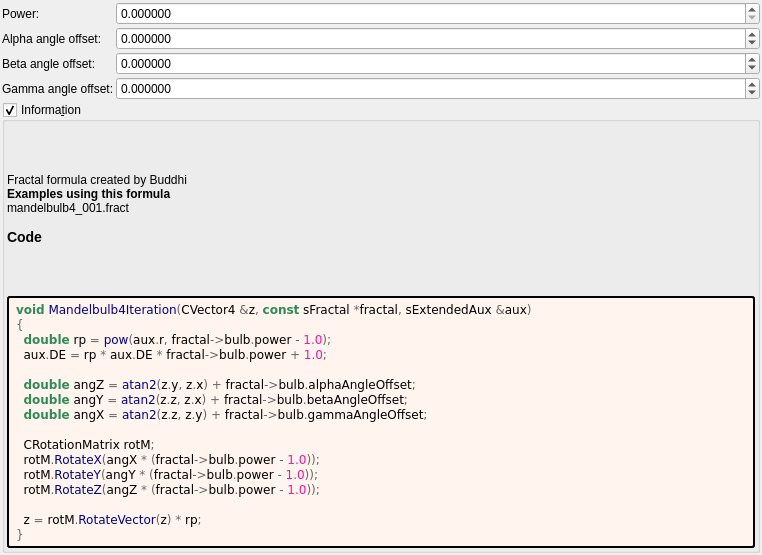
Above: mandelbulber2/formula/ui/mandelbulb4.ui from buddhi1980/mandelbulber2 before the change. Below: the same form after it.
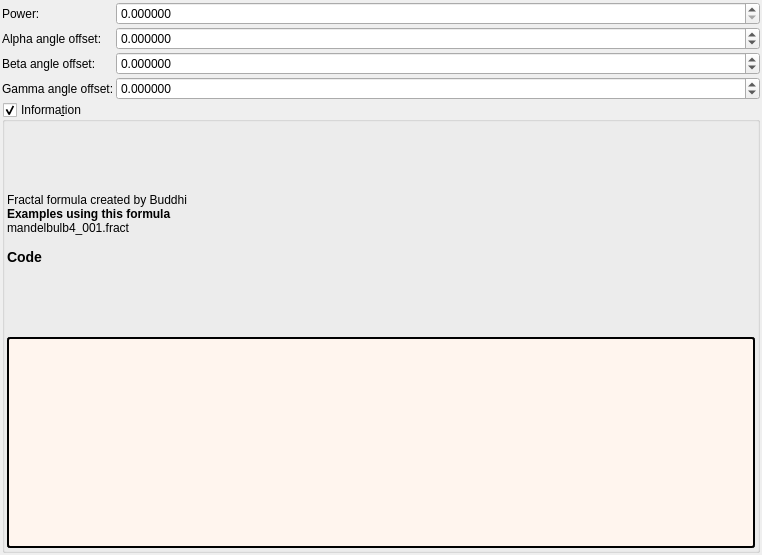
That is the form after the change. Custom widgets are drawn as their Qt base class.

Diff of the .ui file:
```diff
--- a/mandelbulber2/formula/ui/mandelbulb4.ui
+++ b/mandelbulber2/formula/ui/mandelbulb4.ui
@@ -227,25 +227,7 @@
          <string notr="true">border-style: outset; border-width: 2px; border-radius: 3px; border-color: black; background-color: #fff5ee; padding: 4px;</string>
         </property>
         <property name="text">
-         <string notr="true">&lt;body style=&quot;background-color:#fff5ee&quot;&gt;
-&lt;pre style=&quot;color:#000000; background-color:#fff5ee;  font-family:'Courier New',monospace;&quot;&gt;&lt;span style=&quot;color:#2e8b57; font-weight:bold&quot;&gt;void&lt;/span&gt; &lt;span style=&quot;color:#00008f&quot;&gt;Mandelbulb4Iteration&lt;/span&gt;&lt;span style=&quot;color:#676767&quot;&gt;(&lt;/span&gt;CVector4 &lt;span style=&quot;color:#676767&quot;&gt;&amp;amp;&lt;/span&gt;z&lt;span style=&quot;color:#676767&quot;&gt;,&lt;/span&gt; &lt;span style=&quot;color:#2e8b57; font-weight:bold&quot;&gt;const&lt;/span&gt; sFractal &lt;span style=&quot;color:#676767&quot;&gt;*&lt;/span&gt;fractal&lt;span style=&quot;color:#676767&quot;&gt;,&lt;/span&gt; sExtendedAux &lt;span style=&quot;color:#676767&quot;&gt;&amp;amp;&lt;/span&gt;aux&lt;span style=&quot;color:#676767&quot;&gt;)&lt;/span&gt;
-&lt;span style=&quot;color:#676767&quot;&gt;{&lt;/span&gt;
-  &lt;span style=&quot;color:#2e8b57; font-weight:bold&quot;&gt;double&lt;/span&gt; rp &lt;span style=&quot;color:#676767&quot;&gt;=&lt;/span&gt; &lt;span style=&quot;color:#00008f&quot;&gt;pow&lt;/span&gt;&lt;span style=&quot;color:#676767&quot;&gt;(&lt;/span&gt;aux&lt;span style=&quot;color:#676767&quot;&gt;.&lt;/span&gt;r&lt;span style=&quot;color:#676767&quot;&gt;,&lt;/span&gt; fractal&lt;span style=&quot;color:#676767&quot;&gt;-&amp;gt;&lt;/span&gt;bulb&lt;span style=&quot;color:#676767&quot;&gt;.&lt;/span&gt;power &lt;span style=&quot;color:#676767&quot;&gt;-&lt;/span&gt; &lt;span style=&quot;color:#ff1493&quot;&gt;1.0&lt;/span&gt;&lt;span style=&quot;color:#676767&quot;&gt;);&lt;/span&gt;
-  aux&lt;span style=&quot;color:#676767&quot;&gt;.&lt;/span&gt;DE &lt;span style=&quot;color:#676767&quot;&gt;=&lt;/span&gt; rp &lt;span style=&quot;color:#676767&quot;&gt;*&lt;/span&gt; aux&lt;span style=&quot;color:#676767&quot;&gt;.&lt;/span&gt;DE &lt;span style=&quot;color:#676767&quot;&gt;*&lt;/span&gt; fractal&lt;span style=&quot;color:#676767&quot;&gt;-&amp;gt;&lt;/span&gt;bulb&lt;span style=&quot;color:#676767&quot;&gt;.&lt;/span&gt;power &lt;span style=&quot;color:#676767&quot;&gt;+&lt;/span&gt; &lt;span style=&quot;color:#ff1493&quot;&gt;1.0&lt;/span&gt;&lt;span style=&quot;color:#676767&quot;&gt;;&lt;/span&gt;
-
-  &lt;span style=&quot;color:#2e8b57; font-weight:bold&quot;&gt;double&lt;/span&gt; angZ &lt;span style=&quot;color:#676767&quot;&gt;=&lt;/span&gt; &lt;span style=&quot;color:#00008f&quot;&gt;atan2&lt;/span&gt;&lt;span style=&quot;color:#676767&quot;&gt;(&lt;/span&gt;z&lt;span style=&quot;color:#676767&quot;&gt;.&lt;/span&gt;y&lt;span style=&quot;color:#676767&quot;&gt;,&lt;/span&gt; z&lt;span style=&quot;color:#676767&quot;&gt;.&lt;/span&gt;x&lt;span style=&quot;color:#676767&quot;&gt;) +&lt;/span&gt; fractal&lt;span style=&quot;color:#676767&quot;&gt;-&amp;gt;&lt;/span&gt;bulb&lt;span style=&quot;color:#676767&quot;&gt;.&lt;/span&gt;alphaAngleOffset&lt;span style=&quot;color:#676767&quot;&gt;;&lt;/span&gt;
-  &lt;span style=&quot;color:#2e8b57; font-weight:bold&quot;&gt;double&lt;/span&gt; angY &lt;span style=&quot;color:#676767&quot;&gt;=&lt;/span&gt; &lt;span style=&quot;color:#00008f&quot;&gt;atan2&lt;/span&gt;&lt;span style=&quot;color:#676767&quot;&gt;(&lt;/span&gt;z&lt;span style=&quot;color:#676767&quot;&gt;.&lt;/span&gt;z&lt;span style=&quot;color:#676767&quot;&gt;,&lt;/span&gt; z&lt;span style=&quot;color:#676767&quot;&gt;.&lt;/span&gt;x&lt;span style=&quot;color:#676767&quot;&gt;) +&lt;/span&gt; fractal&lt;span style=&quot;color:#676767&quot;&gt;-&amp;gt;&lt;/span&gt;bulb&lt;span style=&quot;color:#676767&quot;&gt;.&lt;/span&gt;betaAngleOffset&lt;span style=&quot;color:#676767&quot;&gt;;&lt;/span&gt;
-  &lt;span style=&quot;color:#2e8b57; font-weight:bold&quot;&gt;double&lt;/span&gt; angX &lt;span style=&quot;color:#676767&quot;&gt;=&lt;/span&gt; &lt;span style=&quot;color:#00008f&quot;&gt;atan2&lt;/span&gt;&lt;span style=&quot;color:#676767&quot;&gt;(&lt;/span&gt;z&lt;span style=&quot;color:#676767&quot;&gt;.&lt;/span&gt;z&lt;span style=&quot;color:#676767&quot;&gt;,&lt;/span&gt; z&lt;span style=&quot;color:#676767&quot;&gt;.&lt;/span&gt;y&lt;span style=&quot;color:#676767&quot;&gt;) +&lt;/span&gt; fractal&lt;span style=&quot;color:#676767&quot;&gt;-&amp;gt;&lt;/span&gt;bulb&lt;span style=&quot;color:#676767&quot;&gt;.&lt;/span&gt;gammaAngleOffset&lt;span style=&quot;color:#676767&quot;&gt;;&lt;/span&gt;
-
-  CRotationMatrix rotM&lt;span style=&quot;color:#676767&quot;&gt;;&lt;/span&gt;
-  rotM&lt;span style=&quot;color:#676767&quot;&gt;.&lt;/span&gt;&lt;span style=&quot;color:#00008f&quot;&gt;RotateX&lt;/span&gt;&lt;span style=&quot;color:#676767&quot;&gt;(&lt;/span&gt;angX &lt;span style=&quot;color:#676767&quot;&gt;* (&lt;/span&gt;fractal&lt;span style=&quot;color:#676767&quot;&gt;-&amp;gt;&lt;/span&gt;bulb&lt;span style=&quot;color:#676767&quot;&gt;.&lt;/span&gt;power &lt;span style=&quot;color:#676767&quot;&gt;-&lt;/span&gt; &lt;span style=&quot;color:#ff1493&quot;&gt;1.0&lt;/span&gt;&lt;span style=&quot;color:#676767&quot;&gt;));&lt;/span&gt;
-  rotM&lt;span style=&quot;color:#676767&quot;&gt;.&lt;/span&gt;&lt;span style=&quot;color:#00008f&quot;&gt;RotateY&lt;/span&gt;&lt;span style=&quot;color:#676767&quot;&gt;(&lt;/span&gt;angY &lt;span style=&quot;color:#676767&quot;&gt;* (&lt;/span&gt;fractal&lt;span style=&quot;color:#676767&quot;&gt;-&amp;gt;&lt;/span&gt;bulb&lt;span style=&quot;color:#676767&quot;&gt;.&lt;/span&gt;power &lt;span style=&quot;color:#676767&quot;&gt;-&lt;/span&gt; &lt;span style=&quot;color:#ff1493&quot;&gt;1.0&lt;/span&gt;&lt;span style=&quot;color:#676767&quot;&gt;));&lt;/span&gt;
-  rotM&lt;span style=&quot;color:#676767&quot;&gt;.&lt;/span&gt;&lt;span style=&quot;color:#00008f&quot;&gt;RotateZ&lt;/span&gt;&lt;span style=&quot;color:#676767&quot;&gt;(&lt;/span&gt;angZ &lt;span style=&quot;color:#676767&quot;&gt;* (&lt;/span&gt;fractal&lt;span style=&quot;color:#676767&quot;&gt;-&amp;gt;&lt;/span&gt;bulb&lt;span style=&quot;color:#676767&quot;&gt;.&lt;/span&gt;power &lt;span style=&quot;color:#676767&quot;&gt;-&lt;/span&gt; &lt;span style=&quot;color:#ff1493&quot;&gt;1.0&lt;/span&gt;&lt;span style=&quot;color:#676767&quot;&gt;));&lt;/span&gt;
-
-  z &lt;span style=&quot;color:#676767&quot;&gt;=&lt;/span&gt; rotM&lt;span style=&quot;color:#676767&quot;&gt;.&lt;/span&gt;&lt;span style=&quot;color:#00008f&quot;&gt;RotateVector&lt;/span&gt;&lt;span style=&quot;color:#676767&quot;&gt;(&lt;/span&gt;z&lt;span style=&quot;color:#676767&quot;&gt;) *&lt;/span&gt; rp&lt;span style=&quot;color:#676767&quot;&gt;;&lt;/span&gt;
-&lt;span style=&quot;color:#676767&quot;&gt;}&lt;/span&gt;
-&lt;/pre&gt;
-&lt;/body&gt;</string>
+         <string notr="true"></string>
         </property>
         <property name="wordWrap">
          <bool>true</bool>
```
